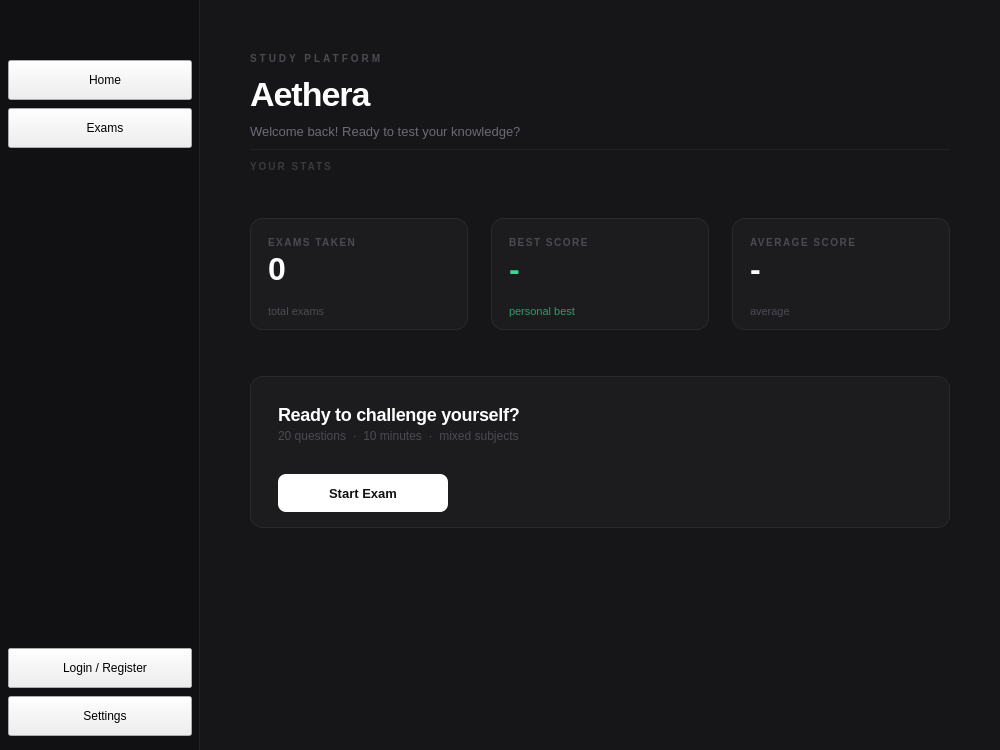
Qt form src/ui/home/home.ui (DIDimov24/Aethera) before a commit.
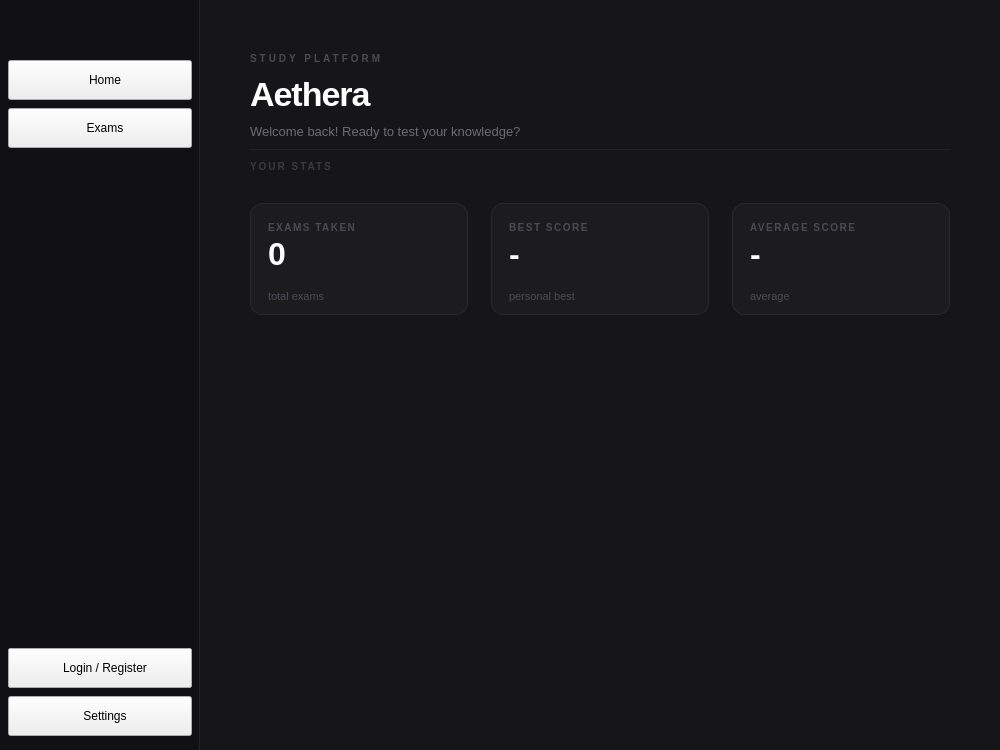
The same form after that commit. Icons and pictures are not drawn.

Commit message: Sync home stats with db and remove start exam section

Diff of the .ui file:
```diff
--- a/src/ui/home/home.ui
+++ b/src/ui/home/home.ui
@@ -73,27 +73,19 @@
     letter-spacing: 1.5px;
 }
 QLabel#labelCardValue1,
+QLabel#labelCardValue2,
 QLabel#labelCardValue3 {
     color: #ffffff;
     font-size: 32px;
     font-weight: 700;
     letter-spacing: -1px;
 }
-QLabel#labelCardValue2 {
-    color: #3dd68c;
-    font-size: 32px;
-    font-weight: 700;
-    letter-spacing: -1px;
-}
 QLabel#labelCardUnit1,
+QLabel#labelCardUnit2,
 QLabel#labelCardUnit3 {
     color: #4a4a52;
     font-size: 11px;
 }
-QLabel#labelCardUnit2 {
-    color: #2a9e68;
-    font-size: 11px;
-}
 QWidget#divider {
     background-color: #222224;
 }
@@ -103,36 +95,6 @@
     font-weight: 600;
     letter-spacing: 2px;
 }
-QWidget#heroPanel {
-    background-color: #1c1c1f;
-    border-radius: 12px;
-    border: 1px solid #2a2a2d;
-}
-QLabel#labelHeroHeading {
-    color: #ffffff;
-    font-size: 18px;
-    font-weight: 600;
-    letter-spacing: -0.3px;
-}
-QLabel#labelHeroDesc {
-    color: #4a4a52;
-    font-size: 12px;
-}
-QPushButton#buttonStartExam {
-    background-color: #ffffff;
-    color: #111113;
-    font-size: 13px;
-    font-weight: 600;
-    border: none;
-    border-radius: 8px;
-    padding: 10px 22px;
-}
-QPushButton#buttonStartExam:hover {
-    background-color: #e8e8e8;
-}
-QPushButton#buttonStartExam:pressed {
-    background-color: #d0d0d0;
-}
 QToolTip {
     background-color: #2a2a2d;
     color: #e0e0e4;
@@ -603,94 +565,18 @@
         </layout>
        </widget>
       </item>
-      <item>
-       <widget class="QWidget" name="heroPanel" native="true">
-        <property name="minimumSize">
-         <size>
-          <width>0</width>
-          <height>152</height>
-         </size>
-        </property>
-        <property name="maximumSize">
-         <size>
-          <width>16777215</width>
-          <height>152</height>
-         </size>
-        </property>
-        <layout class="QVBoxLayout" name="heroPanelLayout">
-         <property name="spacing">
-          <number>4</number>
-         </property>
-         <property name="leftMargin">
-          <number>28</number>
-         </property>
-         <property name="topMargin">
-          <number>28</number>
-         </property>
-         <property name="rightMargin">
-          <number>28</number>
-         </property>
-         <property name="bottomMargin">
-          <number>16</number>
-         </property>
-         <item>
-          <widget class="QLabel" name="labelHeroHeading">
-           <property name="text">
-            <string>Ready to challenge yourself?</string>
-           </property>
-          </widget>
-         </item>
-         <item>
-          <widget class="QLabel" name="labelHeroDesc">
-           <property name="text">
-            <string>20 questions  ·  10 minutes  ·  mixed subjects</string>
-           </property>
-          </widget>
-         </item>
-         <item>
-          <spacer name="heroPanelSpacer">
-           <property name="orientation">
-            <enum>Qt::Orientation::Vertical</enum>
-           </property>
-           <property name="sizeHint" stdset="0">
-            <size>
-             <width>20</width>
-             <height>1</height>
-            </size>
-           </property>
-          </spacer>
-         </item>
-         <item>
-          <widget class="QPushButton" name="buttonStartExam">
-           <property name="minimumSize">
-            <size>
-             <width>170</width>
-             <height>38</height>
-            </size>
-           </property>
-           <property name="maximumSize">
-            <size>
-             <width>170</width>
-             <height>38</height>
-            </size>
-           </property>
-           <property name="text">
-            <string>Start Exam</string>
-           </property>
-          </widget>
-         </item>
-        </layout>
-       </widget>
-      </item>
       <item>
        <spacer name="pageHomeBottomSpacer">
         <property name="orientation">
          <enum>Qt::Orientation::Vertical</enum>
         </property>
+        <property name="sizeType">
+         <enum>QSizePolicy::Policy::Fixed</enum>
+        </property>
         <property name="sizeHint" stdset="0">
          <size>
           <width>20</width>
-          <height>40</height>
+          <height>375</height>
          </size>
         </property>
        </spacer>
```
The commit also changes 2 other files.
